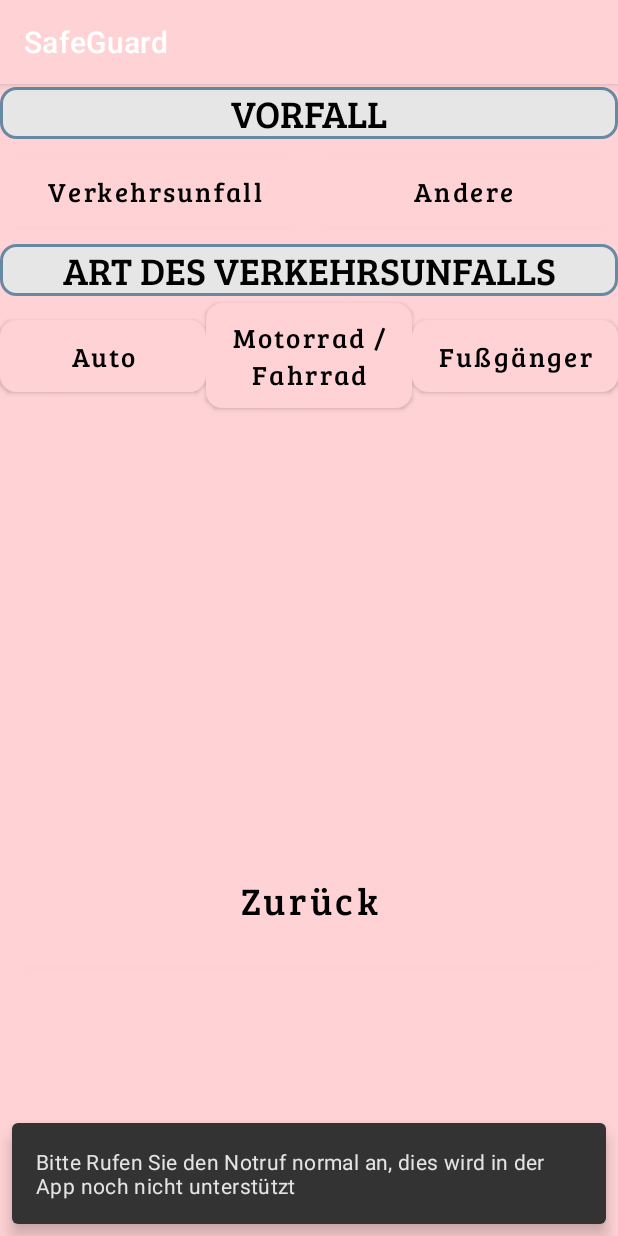
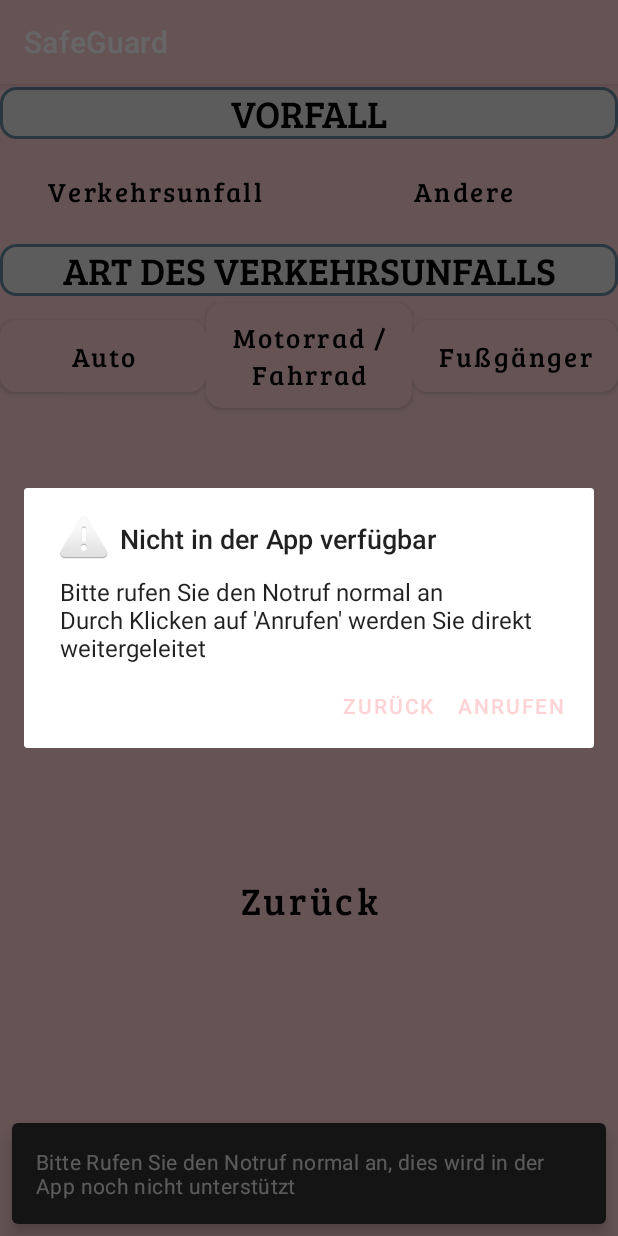
Before and after one commit to mbarth796/00_SafeGuard, an Android app: the fragment EmergencyFragment shown on its own in the app's theme, after a tap on "Andere", on a phone screen of 412 x 824 dp. Run offline under Robolectric (Android 15) with nearby library versions, the phone set to English and light mode, and no system bars; 1 other tap on this screen came first.

Commit message:
Notruf - Andere-Button führt zu AlertMessage mit möglichkeit zum normalen Notruf

```diff
--- a/app/src/main/java/com/example/myapplication/ui/emergency/EmergencyFragment.java
+++ b/app/src/main/java/com/example/myapplication/ui/emergency/EmergencyFragment.java
@@ -1,8 +1,10 @@
 package com.example.myapplication.ui.emergency;
 
 import android.Manifest;
+import android.app.AlertDialog;
 import android.content.ContentResolver;
 import android.content.Context;
+import android.content.DialogInterface;
 import android.content.Intent;
 import android.content.pm.PackageManager;
 import android.database.Cursor;
@@ -12,11 +14,14 @@ import android.provider.ContactsContract;
 import android.telephony.SmsManager;
 import android.text.Editable;
 import android.text.TextWatcher;
+import android.view.Gravity;
 import android.view.LayoutInflater;
 import android.view.View;
 import android.view.ViewGroup;
 import android.widget.Button;
 import android.widget.EditText;
+import android.widget.LinearLayout;
+import android.widget.PopupWindow;
 import android.widget.TextView;
 
 import androidx.annotation.NonNull;
@@ -142,6 +147,7 @@ public class EmergencyFragment extends Fragment {
                 //Anzeigen eines Fehlerbildschirms bzw. Weiterleitung zum normalen Anruf
                 Snackbar.make(view, "Bitte Rufen Sie den Notruf normal an, dies wird in der App noch nicht unterstützt", Snackbar.LENGTH_LONG)
                         .setAction("Action", null).show();
+                popup();
             }
         });
 
@@ -706,4 +712,36 @@ public class EmergencyFragment extends Fragment {
         // Ask permissions
         requestPermissions(new String[]{Manifest.permission.CALL_PHONE, Manifest.permission.READ_CONTACTS}, 1);
     }
+
+    //
+    public void popup(){
+        new AlertDialog.Builder(requireContext())
+                .setTitle("Nicht in der App verfügbar")
+                .setMessage("Bitte rufen Sie den Notruf normal an" + "\n" + "Durch Klicken auf 'Anrufen' werden Sie direkt weitergeleitet")
+
+                // Specifying a listener allows you to take an action before dismissing the dialog.
+                // The dialog is automatically dismissed when a dialog button is clicked.
+                .setPositiveButton("anrufen", new DialogInterface.OnClickListener() {
+                    public void onClick(DialogInterface dialog, int which) {
+                        phoneCall();
+                    }
+                })
+                .setNegativeButton("zurück", null)
+                .setIcon(android.R.drawable.ic_dialog_alert)
+                .show();
+    }
+
+    public void phoneCall() {
+        String number = phonenumberWhatsApp;
+
+        Intent intent = new Intent(Intent.ACTION_CALL);
+        intent.setData(Uri.parse("tel:" + number));
+
+//< check: phone permission >
+        if (ActivityCompat.checkSelfPermission(requireContext(), Manifest.permission.CALL_PHONE) != PackageManager.PERMISSION_GRANTED) {
+            askPermissionsWhatsApp();
+        } else {
+            startActivity(intent);
+        }
+    }
 }
```
